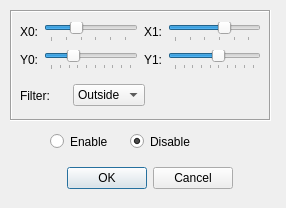
kyledoesdev/OpenDDS-Whisper, file WhisperGUI/filterForm.ui: the form before one commit.
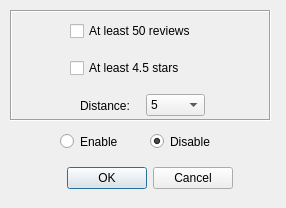
The form after the commit.

Commit message: Adjusted GUI to match the structure of the command line prompts.

```diff
--- a/WhisperGUI/filterForm.ui
+++ b/WhisperGUI/filterForm.ui
@@ -32,7 +32,7 @@
    </size>
   </property>
   <property name="windowTitle">
-   <string>Dialog</string>
+   <string>Filter</string>
   </property>
   <property name="modal">
    <bool>true</bool>
@@ -55,8 +55,8 @@
    <widget class="QWidget" name="horizontalLayoutWidget_5">
     <property name="geometry">
      <rect>
-      <x>10</x>
-      <y>70</y>
+      <x>70</x>
+      <y>80</y>
       <width>125</width>
       <height>31</height>
      </rect>
@@ -74,7 +74,7 @@
         </sizepolicy>
        </property>
        <property name="text">
-        <string>Filter:</string>
+        <string>Distance:</string>
        </property>
       </widget>
      </item>
@@ -82,14 +82,50 @@
       <widget class="QComboBox" name="filterCombo">
        <item>
         <property name="text">
-         <string>Outside</string>
+         <string>5</string>
         </property>
        </item>
        <item>
         <property name="text">
-         <string>Inside</string>
+         <string>10</string>
         </property>
        </item>
+       <item>
+        <property name="text">
+         <string>25</string>
+        </property>
+       </item>
+       <item>
+        <property name="text">
+         <string>50</string>
+        </property>
+       </item>
+      </widget>
+     </item>
+    </layout>
+   </widget>
+   <widget class="QWidget" name="verticalLayoutWidget">
+    <property name="geometry">
+     <rect>
+      <x>60</x>
+      <y>0</y>
+      <width>160</width>
+      <height>80</height>
+     </rect>
+    </property>
+    <layout class="QVBoxLayout" name="verticalLayout">
+     <item>
+      <widget class="QCheckBox" name="checkBox_2">
+       <property name="text">
+        <string>At least 50 reviews</string>
+       </property>
+      </widget>
+     </item>
+     <item>
+      <widget class="QCheckBox" name="checkBox">
+       <property name="text">
+        <string>At least 4.5 stars</string>
+       </property>
       </widget>
      </item>
     </layout>
@@ -117,168 +153,10 @@
     </item>
    </layout>
   </widget>
-  <widget class="QWidget" name="horizontalLayoutWidget_7">
-   <property name="geometry">
-    <rect>
-     <x>20</x>
-     <y>20</y>
-     <width>241</width>
-     <height>52</height>
-    </rect>
-   </property>
-   <layout class="QHBoxLayout" name="horizontalLayout_7">
-    <item>
-     <layout class="QVBoxLayout" name="verticalLayout">
-      <item>
-       <layout class="QHBoxLayout" name="horizontalLayout">
-        <item>
-         <widget class="QLabel" name="label_2">
-          <property name="text">
-           <string>X0:</string>
-          </property>
-         </widget>
-        </item>
-        <item>
-         <widget class="QSlider" name="x0Slider">
-          <property name="maximum">
-           <number>320</number>
-          </property>
-          <property name="singleStep">
-           <number>1</number>
-          </property>
-          <property name="value">
-           <number>100</number>
-          </property>
-          <property name="sliderPosition">
-           <number>100</number>
-          </property>
-          <property name="orientation">
-           <enum>Qt::Horizontal</enum>
-          </property>
-          <property name="tickPosition">
-           <enum>QSlider::TicksBelow</enum>
-          </property>
-          <property name="tickInterval">
-           <number>60</number>
-          </property>
-         </widget>
-        </item>
-       </layout>
-      </item>
-      <item>
-       <layout class="QHBoxLayout" name="horizontalLayout_2">
-        <item>
-         <widget class="QLabel" name="label_3">
-          <property name="text">
-           <string>Y0:</string>
-          </property>
-         </widget>
-        </item>
-        <item>
-         <widget class="QSlider" name="y0Slider">
-          <property name="maximum">
-           <number>361</number>
-          </property>
-          <property name="singleStep">
-           <number>1</number>
-          </property>
-          <property name="value">
-           <number>100</number>
-          </property>
-          <property name="sliderPosition">
-           <number>100</number>
-          </property>
-          <property name="orientation">
-           <enum>Qt::Horizontal</enum>
-          </property>
-          <property name="tickPosition">
-           <enum>QSlider::TicksBelow</enum>
-          </property>
-          <property name="tickInterval">
-           <number>40</number>
-          </property>
-         </widget>
-        </item>
-       </layout>
-      </item>
-     </layout>
-    </item>
-    <item>
-     <layout class="QVBoxLayout" name="verticalLayout_3">
-      <item>
-       <layout class="QHBoxLayout" name="horizontalLayout_3">
-        <item>
-         <widget class="QLabel" name="label_4">
-          <property name="text">
-           <string>X1:</string>
-          </property>
-         </widget>
-        </item>
-        <item>
-         <widget class="QSlider" name="x1Slider">
-          <property name="maximum">
-           <number>320</number>
-          </property>
-          <property name="singleStep">
-           <number>1</number>
-          </property>
-          <property name="value">
-           <number>200</number>
-          </property>
-          <property name="orientation">
-           <enum>Qt::Horizontal</enum>
-          </property>
-          <property name="tickPosition">
-           <enum>QSlider::TicksBelow</enum>
-          </property>
-          <property name="tickInterval">
-           <number>60</number>
-          </property>
-         </widget>
-        </item>
-       </layout>
-      </item>
-      <item>
-       <layout class="QHBoxLayout" name="horizontalLayout_4">
-        <item>
-         <widget class="QLabel" name="label_5">
-          <property name="text">
-           <string>Y1:</string>
-          </property>
-         </widget>
-        </item>
-        <item>
-         <widget class="QSlider" name="y1Slider">
-          <property name="maximum">
-           <number>361</number>
-          </property>
-          <property name="singleStep">
-           <number>1</number>
-          </property>
-          <property name="sliderPosition">
-           <number>200</number>
-          </property>
-          <property name="orientation">
-           <enum>Qt::Horizontal</enum>
-          </property>
-          <property name="tickPosition">
-           <enum>QSlider::TicksBelow</enum>
-          </property>
-          <property name="tickInterval">
-           <number>40</number>
-          </property>
-         </widget>
-        </item>
-       </layout>
-      </item>
-     </layout>
-    </item>
-   </layout>
-  </widget>
   <widget class="QRadioButton" name="enableRB">
    <property name="geometry">
     <rect>
-     <x>50</x>
+     <x>60</x>
      <y>130</y>
      <width>108</width>
      <height>23</height>
@@ -288,13 +166,13 @@
     <string>Enable</string>
    </property>
    <attribute name="buttonGroup">
-    <string>buttonGroup</string>
+    <string notr="true">buttonGroup</string>
    </attribute>
   </widget>
   <widget class="QRadioButton" name="disableRB">
    <property name="geometry">
     <rect>
-     <x>130</x>
+     <x>150</x>
      <y>130</y>
      <width>108</width>
      <height>23</height>
@@ -307,7 +185,7 @@
     <bool>true</bool>
    </property>
    <attribute name="buttonGroup">
-    <string>buttonGroup</string>
+    <string notr="true">buttonGroup</string>
    </attribute>
   </widget>
  </widget>
```
Left out of the diff: 64 changed lines with no effect on the pictures. The commit also changes 7 other files.
